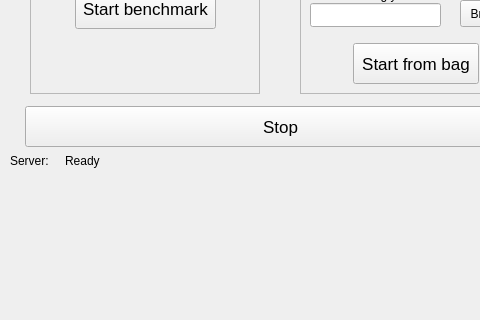
Old version of the form gui/benchmark_gui/src/benchmark_gui/benchmark_gui.ui in the repository madrob-beast/eurobench_benchmarking_software; both pictures show x 0 to 480 and y 303 to 623 of the 1280 by 720 pixel window.
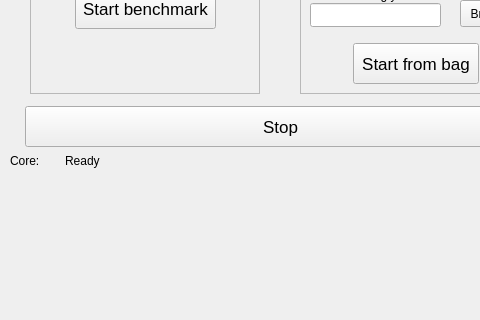
New version of the form.

Commit message: benchmark_server -> benchmark_core

Patch:
```diff
--- a/gui/benchmark_gui/src/benchmark_gui/benchmark_gui.ui
+++ b/gui/benchmark_gui/src/benchmark_gui/benchmark_gui.ui
@@ -119,7 +119,7 @@
     </rect>
    </property>
    <property name="text">
-    <string>Server:</string>
+    <string>Core:</string>
    </property>
   </widget>
   <widget class="QLabel" name="status_label">
```
Left out of the diff: 6 changed lines with no effect on the pictures. The commit also changes 32 other files.
